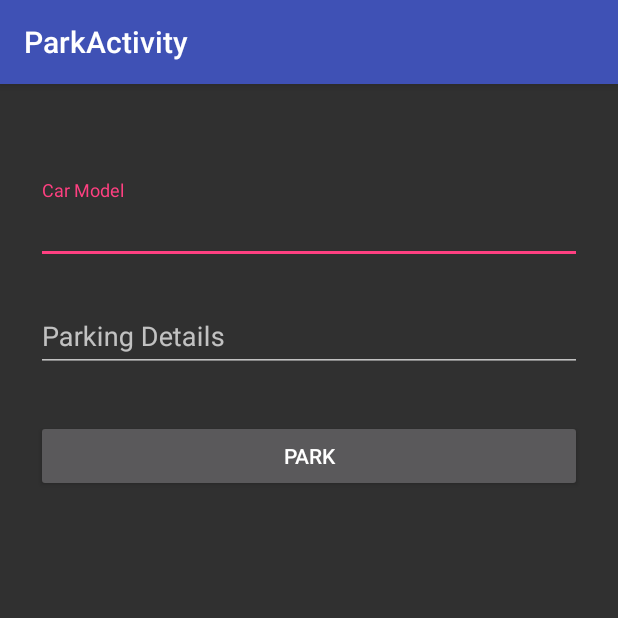
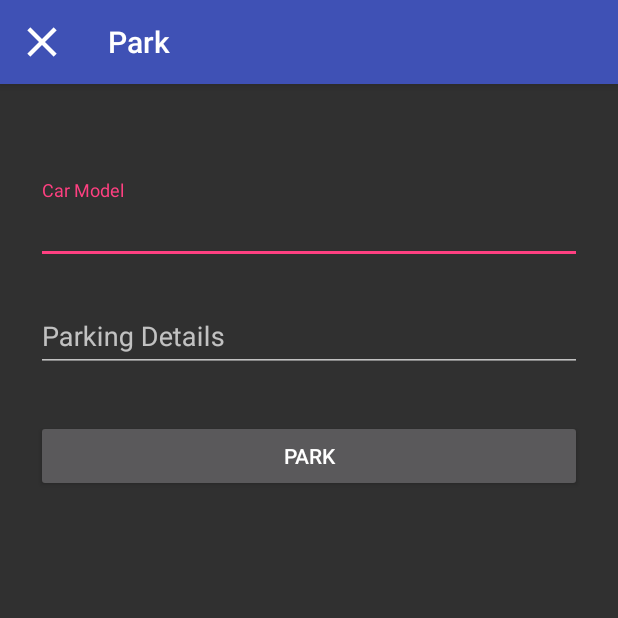
Before and after one commit to Ethan-McGregor/ParkingLocator, an Android app: the ParkActivity screen opened directly, with no data from a screen before it, on a phone screen of 412 x 824 dp, the top half of it. Run offline under Robolectric (Android 15) with nearby library versions, the phone set to English and light mode, and no system bars; 1 statement that could not run was skipped.

Commit message:
Added close button to park activity

```diff
--- a/app/src/main/AndroidManifest.xml
+++ b/app/src/main/AndroidManifest.xml
@@ -44,7 +44,11 @@
         <activity
             android:name=".ParkActivity"
             android:label="@string/title_activity_park"
-            android:theme="@style/AppTheme"></activity>
+            android:theme="@style/AppTheme">
+            <meta-data
+                android:name="android.support.PARENT_ACTIVITY"
+                android:value="parkinglocator.jeva.washington.edu.parkinglocator.MainActivity" />
+        </activity>
     </application>
 
 </manifest>
--- a/app/src/main/java/parkinglocator/jeva/washington/edu/parkinglocator/ParkActivity.java
+++ b/app/src/main/java/parkinglocator/jeva/washington/edu/parkinglocator/ParkActivity.java
@@ -6,6 +6,7 @@ import android.location.Location;
 import android.os.Bundle;
 import android.support.design.widget.FloatingActionButton;
 import android.support.design.widget.Snackbar;
+import android.support.v7.app.ActionBar;
 import android.support.v7.app.AppCompatActivity;
 import android.support.v7.widget.Toolbar;
 import android.view.View;
@@ -23,6 +24,9 @@ public class ParkActivity extends AppCompatActivity {
 
         Toolbar toolbar = (Toolbar) findViewById(R.id.parkToolbar);
         setSupportActionBar(toolbar);
+        ActionBar ab = getSupportActionBar();
+        ab.setHomeAsUpIndicator(R.drawable.ic_action_cancel);
+        ab.setDisplayHomeAsUpEnabled(true);
 
         Button btn = (Button) findViewById(R.id.btn_park);
         btn.setOnClickListener(new View.OnClickListener() {
```
Also changed, not shown: app/src/main/res/values/strings.xml (+2 -6 lines), app/src/main/res/drawable-hdpi/ic_action_cancel.png (added), app/src/main/res/drawable-mdpi/ic_action_cancel.png (added), app/src/main/res/drawable-xhdpi/ic_action_cancel.png (added), app/src/main/res/drawable-xxhdpi/ic_action_cancel.png (added), app/src/main/res/drawable-xxxhdpi/ic_action_cancel.png (added).
